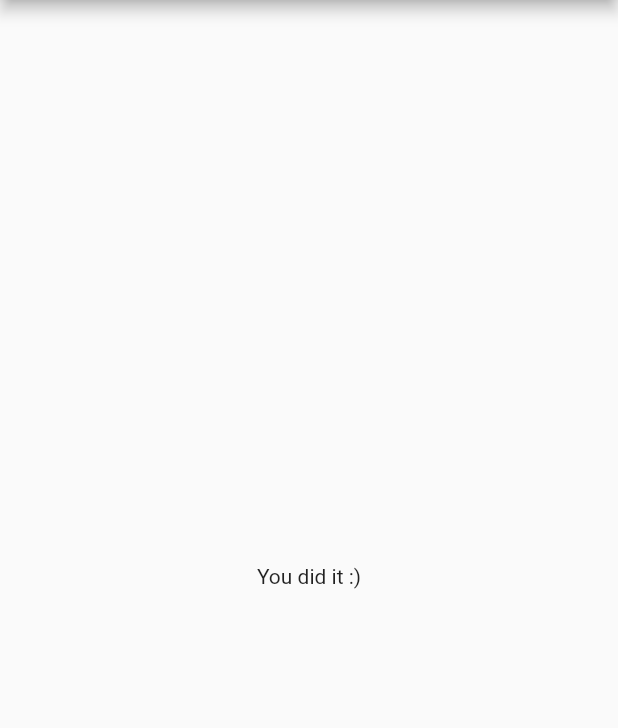
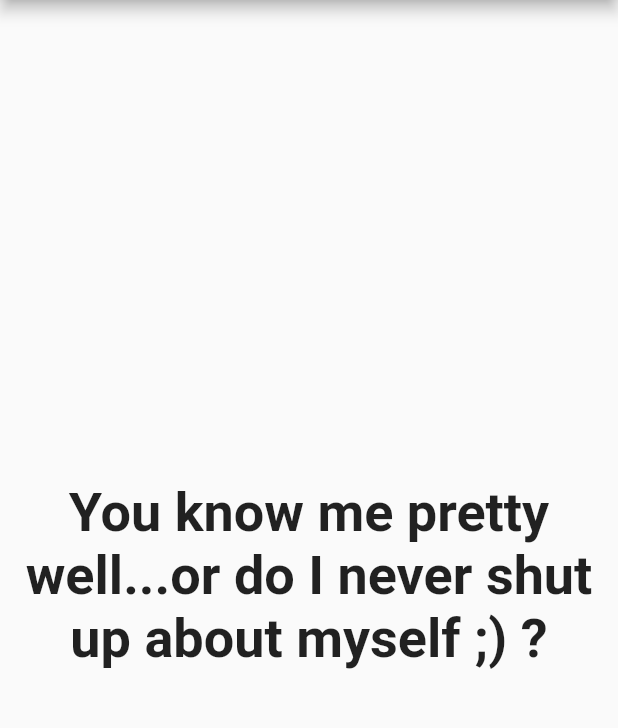
Before and after one commit to melisilva/My_First_Flutter_App, a Flutter app: the screen it shows after launch, after a tap on "Purple", after a tap on "Dog", after a tap on "Jessica Cruz", on a phone screen of 412 x 824 dp, the part 84-812 px from its top. Run offline on Flutter 3.47's test engine with Material 2 defaults, Android fonts, the phone set to English and light mode, and no system bars.

Commit message:
Added Scores and Results :+1:

```diff
--- a/lib/main.dart
+++ b/lib/main.dart
@@ -34,24 +34,38 @@ class MyApp extends StatefulWidget {
 }
 
 class _MyAppState extends State<MyApp>{ //Can be persistent
-  static const _questions=[
+   final _questions= const[
     {
       'questionText':'What\s my favorite color?',
-      'answers':['Purple','Red','Blue']
+      'answers':[
+        {'text':'Purple', 'score':10},
+        {'text':'Green','score':0},
+        {'text':'Blue','score':5}
+      ]
     },
     {
       'questionText': 'What\s my favorite animal?',
-      'answers':['Platypus', 'Dog','Cat']
+      'answers':[
+        {'text':'Platypus','score':5},
+        {'text':'Dog','score':10},
+        {'text':'Snake','score':0}
+      ]
     },
     {
       'questionText': 'What\s my favorite Green Lantern?',
-      'answers':['Jessica Cruz','Hal Jordan', 'John Stewart']
+      'answers':[
+        {'text':'Jessica Cruz','score':10},
+        {'text':'Guy Gardner','score':0},
+        {'text':'Simon Baz','score':5}
+      ]
     }
 
   ];
   var _questionIndex=0;
+  var _totalScore=0;
 
-  void _answerQuestion(){
+  void _answerQuestion(int score){
+    _totalScore+=score;
     setState(() { //we need to tell flutter we are gonna change the state in order for it to change something
       _questionIndex++;
     });
@@ -83,7 +97,7 @@ class _MyAppState extends State<MyApp>{ //Can be persistent
               answerQuestion: _answerQuestion,
               questionIndex: _questionIndex,
               questions: _questions)
-        : Result(),));
+        : Result(_totalScore),));
       //else do this
 
   }
--- a/lib/quiz.dart
+++ b/lib/quiz.dart
@@ -5,7 +5,7 @@ import './answer.dart';
 class Quiz extends StatelessWidget{
   final List<Map<String,Object>> questions;
   final int questionIndex;
-  final VoidCallback answerQuestion;
+  final Function answerQuestion;
 
   Quiz({
     required this.questions,
@@ -15,12 +15,13 @@ class Quiz extends StatelessWidget{
 
   @override
   Widget build(BuildContext context){
-    return Column(children: [
+    return Column(
+      children: [
     Question(questions[questionIndex]['questionText']), //this is how you access a map
     //function(address) we're passing around is known as callback because the receiving widget calls it in the future
     //forwarding the pointer to the function
-    ...(questions[questionIndex]['answers'] as List<String>).map((answer){
-    return Answer(answerQuestion, answer);
+    ...(questions[questionIndex]['answers'] as List<Map<String,Object>>).map((answer){
+    return Answer(()=>answerQuestion(answer['score']), answer['text'] as String);
     }).toList()
   ],
     );
--- a/lib/result.dart
+++ b/lib/result.dart
@@ -1,9 +1,36 @@
 import 'package:flutter/material.dart';
 
 class Result extends StatelessWidget{
+  final int resultScore;
+
+  Result(this.resultScore);
+
+  String get resultPhrase{ //getters don't need paranthesis
+    var resultText='You did it :)';
+    if(resultScore<15){
+      resultText='You don\t know me at all :(';
+    }
+    if(resultScore<25 && resultScore>=15){
+      resultText='You do know me :)';
+    }
+    if(resultScore>=25){
+      resultText='You know me pretty well...or do I never shut up about myself ;) ?';
+    }
+    return resultText;
+  }
   @override
   Widget build(BuildContext context){
-    return Center(child: Text('You did it :)')
+    return Center(
+      child: Text(resultPhrase,
+        style: TextStyle(
+          fontSize: 36,
+          fontWeight:FontWeight.bold,
+      )
+      ,textAlign: TextAlign.center,
+      ),
+
     );
+
+
   }
 }
```
